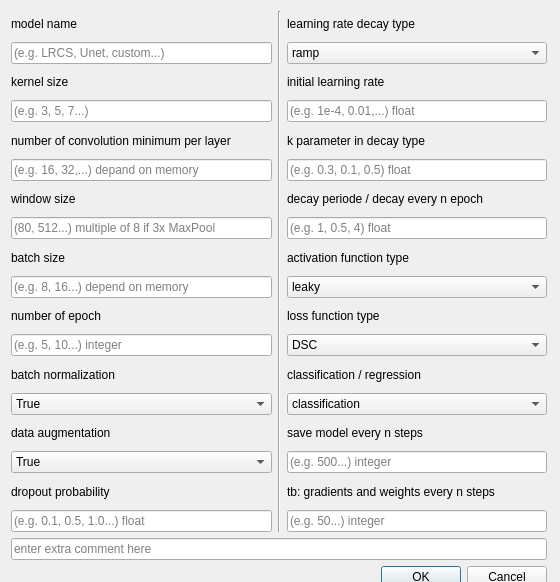
Before: the Qt Designer form _taskManager/dialog.ui in ZeliangSu/SegmentPy, drawn with Qt 5.
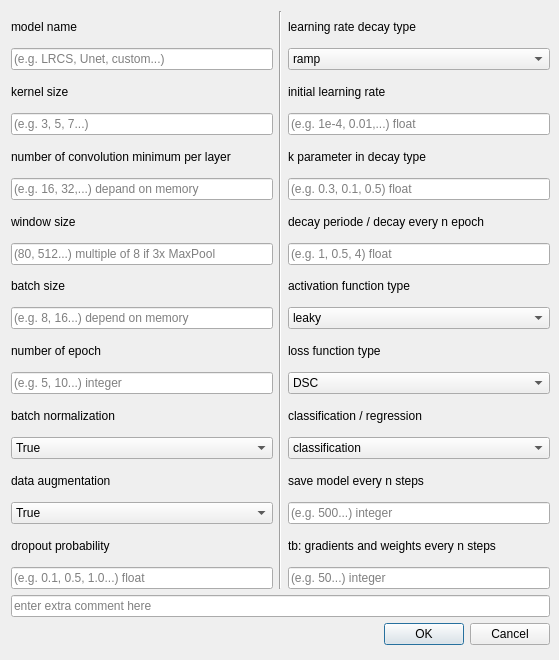
After: the same form once the commit is applied.

The edit to the form file:
```diff
--- a/_taskManager/dialog.ui
+++ b/_taskManager/dialog.ui
@@ -6,8 +6,8 @@
    <rect>
     <x>0</x>
     <y>0</y>
-    <width>560</width>
-    <height>582</height>
+    <width>559</width>
+    <height>660</height>
    </rect>
   </property>
   <property name="windowTitle">
@@ -18,8 +18,8 @@
     <rect>
      <x>11</x>
      <y>11</y>
-     <width>536</width>
-     <height>577</height>
+     <width>539</width>
+     <height>634</height>
     </rect>
    </property>
    <layout class="QVBoxLayout" name="verticalLayout_3">
```
